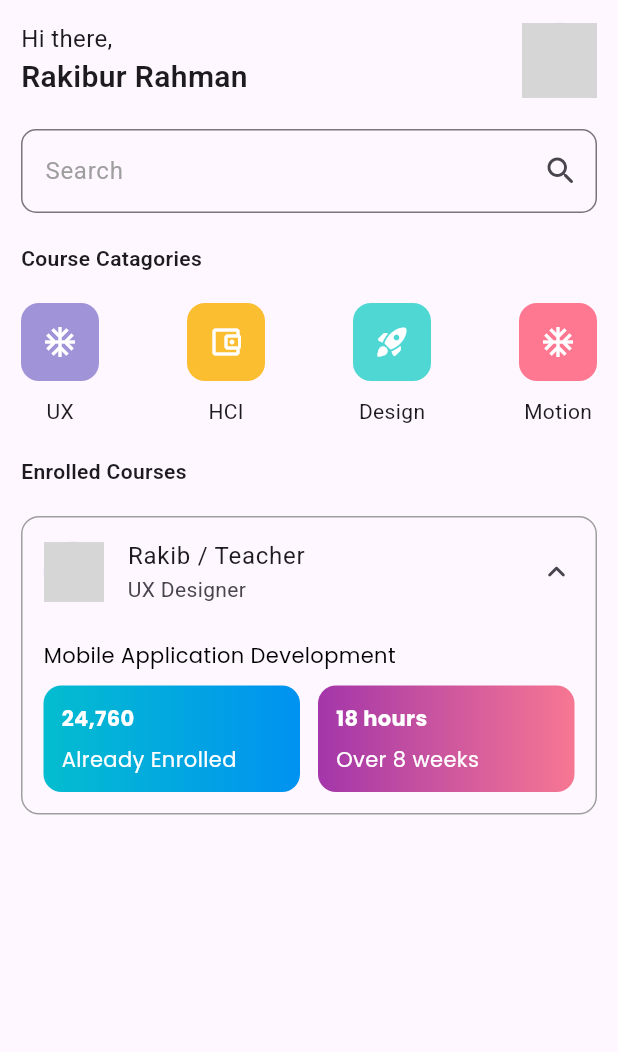
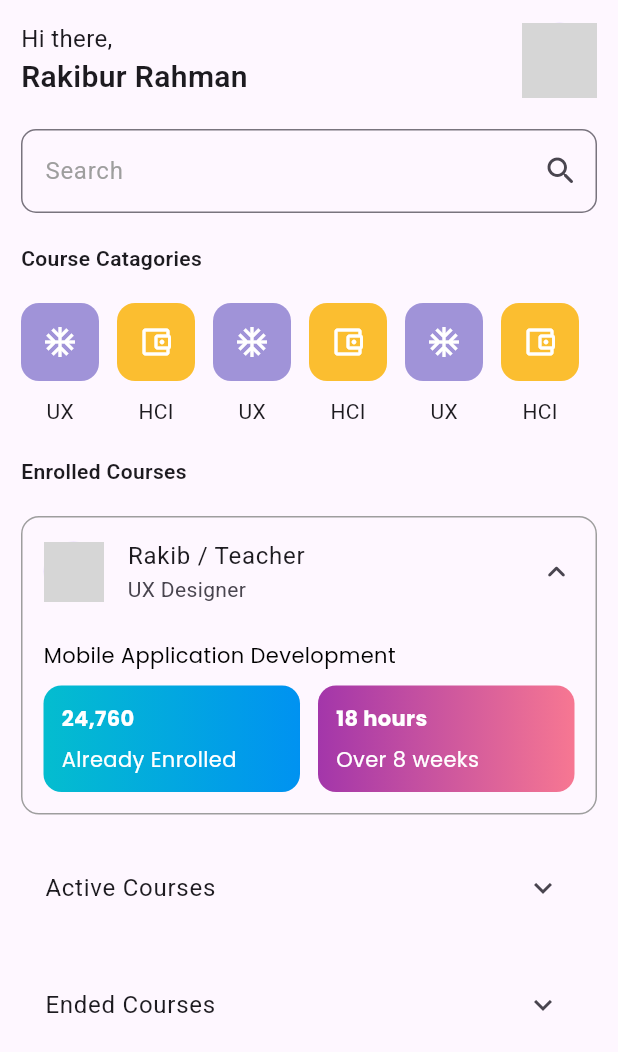
Before and after one commit to rakibur557/simple_app, a Flutter app: the screen it shows after launch, on a phone screen of 412 x 824 dp. Shown: the top 1052 px of the screen. Run offline on Flutter 3.47's test engine with Material 3 defaults, Android fonts, the phone set to English and light mode, and no system bars; our stand-ins replace flutter_svg, google_fonts; network calls fail; grey boxes are pictures that could not be loaded.

Commit message:
class 10

```diff
--- a/lib/home_screen.dart
+++ b/lib/home_screen.dart
@@ -7,7 +7,10 @@ class HomeScreen extends StatelessWidget {
   @override
   Widget build(BuildContext context) {
     return Scaffold(
-      body: Padding(
+      body: SingleChildScrollView(
+        physics: BouncingScrollPhysics(),
+        scrollDirection: Axis.vertical,
+        child: Padding(
           padding: const EdgeInsets.only(top: 14, left: 14, right: 14),
           child: Column(
             crossAxisAlignment: CrossAxisAlignment.start,
@@ -25,8 +28,8 @@ class HomeScreen extends StatelessWidget {
                       ),
                       Text(
                         'Rakibur Rahman',
-                      style:
-                          TextStyle(fontSize: 20, fontWeight: FontWeight.bold),
+                        style: TextStyle(
+                            fontSize: 20, fontWeight: FontWeight.bold),
                       ),
                     ],
                   ),
@@ -55,9 +58,88 @@ class HomeScreen extends StatelessWidget {
                   fontWeight: FontWeight.bold,
                 ),
               ),
-            Row(
-              mainAxisAlignment: MainAxisAlignment.spaceBetween,
+              SingleChildScrollView(
+                scrollDirection: Axis.horizontal,
+                child: Row(
+                  spacing: 12,
+                  // mainAxisAlignment: MainAxisAlignment.spaceBetween,
                   children: [
+                    Column(
+                      spacing: 10,
+                      children: [
+                        Container(
+                          decoration: BoxDecoration(
+                            color: Color(0xffa093d8),
+                            borderRadius: BorderRadius.circular(12),
+                          ),
+                          child: Padding(
+                            padding: const EdgeInsets.all(14),
+                            child: Icon(
+                              Icons.ac_unit_outlined,
+                              color: Colors.white,
+                            ),
+                          ),
+                        ),
+                        Text('UX')
+                      ],
+                    ),
+                    Column(
+                      spacing: 10,
+                      children: [
+                        Container(
+                          decoration: BoxDecoration(
+                            color: Color(0xfffbbe30),
+                            borderRadius: BorderRadius.circular(12),
+                          ),
+                          child: Padding(
+                            padding: const EdgeInsets.all(14),
+                            child: Icon(
+                              Icons.account_balance_wallet_outlined,
+                              color: Colors.white,
+                            ),
+                          ),
+                        ),
+                        Text('HCI')
+                      ],
+                    ),
+                    Column(
+                      spacing: 10,
+                      children: [
+                        Container(
+                          decoration: BoxDecoration(
+                            color: Color(0xffa093d8),
+                            borderRadius: BorderRadius.circular(12),
+                          ),
+                          child: Padding(
+                            padding: const EdgeInsets.all(14),
+                            child: Icon(
+                              Icons.ac_unit_outlined,
+                              color: Colors.white,
+                            ),
+                          ),
+                        ),
+                        Text('UX')
+                      ],
+                    ),
+                    Column(
+                      spacing: 10,
+                      children: [
+                        Container(
+                          decoration: BoxDecoration(
+                            color: Color(0xfffbbe30),
+                            borderRadius: BorderRadius.circular(12),
+                          ),
+                          child: Padding(
+                            padding: const EdgeInsets.all(14),
+                            child: Icon(
+                              Icons.account_balance_wallet_outlined,
+                              color: Colors.white,
+                            ),
+                          ),
+                        ),
+                        Text('HCI')
+                      ],
+                    ),
                     Column(
                       spacing: 10,
                       children: [
@@ -135,6 +217,7 @@ class HomeScreen extends StatelessWidget {
                       ],
                     ),
                   ],
+                ),
               ),
               Text(
                 'Enrolled Courses',
@@ -259,7 +342,33 @@ class HomeScreen extends StatelessWidget {
                   ],
                 ),
               ),
+              ExpansionTile(
+                title: Text(
+                  "Active Courses",
+                  style: TextStyle(
+                    fontFamily: "Roboto",
+                  ),
+                ),
+                children: [
+                  Text("Bangla"),
+                  Text("English"),
+                  Text("Math"),
+                  Text("Physics"),
+                  Text("Chemistry"),
                 ],
+              ),
+              ExpansionTile(
+                title: Text("Ended Courses"),
+                children: [
+                  Text("Bangla"),
+                  Text("English"),
+                  Text("Math"),
+                  Text("Physics"),
+                  Text("Chemistry"),
+                ],
+              ),
+            ],
+          ),
         ),
       ),
     );
--- a/lib/main.dart
+++ b/lib/main.dart
@@ -14,6 +14,7 @@ class MyApp extends StatelessWidget {
   Widget build(BuildContext context) {
     return MaterialApp(
       debugShowCheckedModeBanner: false,
+      theme: ThemeData(fontFamily: 'Roboto'),
       home: HomeScreen(),
     );
   }
```
Lines whose indentation alone changed are shown as unchanged.
